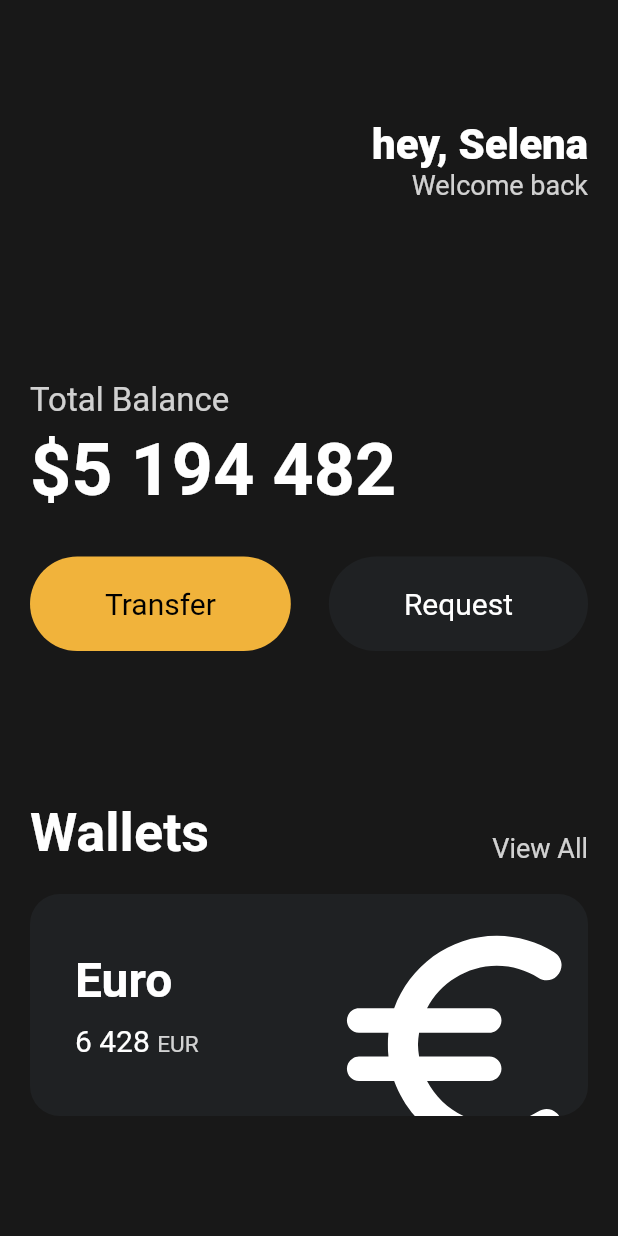
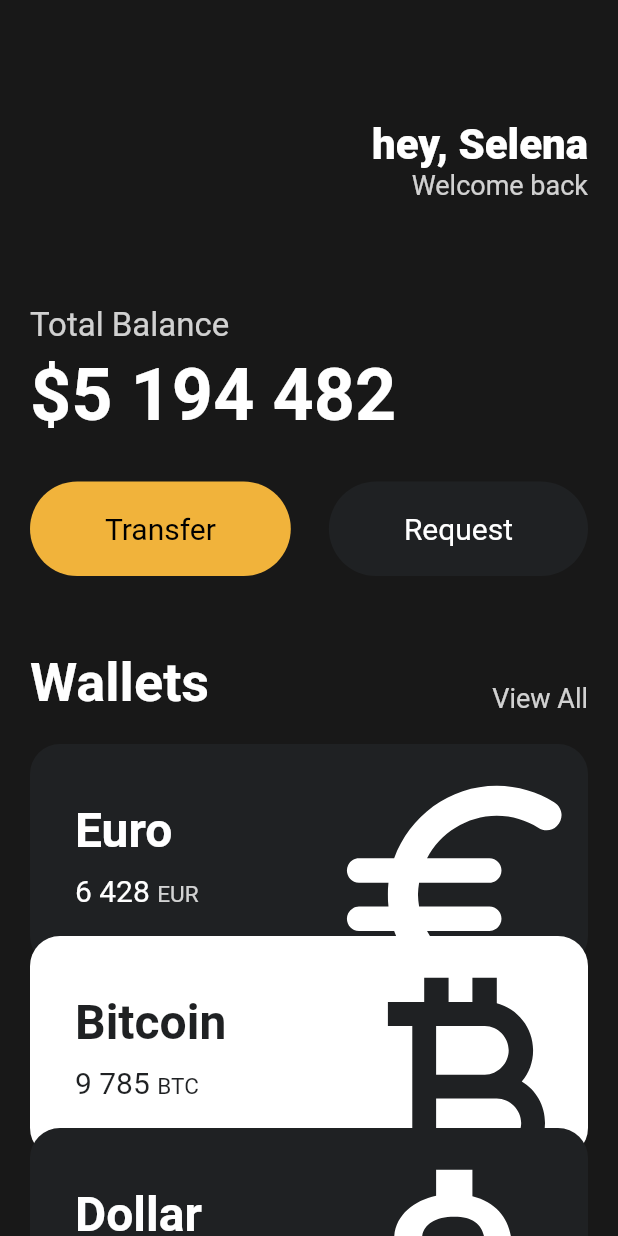
Before and after one commit to hwan20c/testflutter, a Flutter app: the screen it shows after launch, on a phone screen of 412 x 824 dp. Run offline on Flutter 3.47's test engine with Material 2 defaults, Android fonts, the phone set to English and light mode, and no system bars.

Commit message:
create for currency_card widget: ;

```diff
--- a/lib/main.dart
+++ b/lib/main.dart
@@ -1,5 +1,6 @@
 import 'package:flutter/material.dart';
 import 'package:toonflix/widgets/button.dart';
+import 'package:toonflix/widgets/currency_card.dart';
 
 void main() {
   runApp(const App());
@@ -13,7 +14,8 @@ class App extends StatelessWidget {
     return MaterialApp(
       home: Scaffold(
         backgroundColor: const Color(0xFF181818),
-        body: Padding(
+        body: SingleChildScrollView(
+          child: Padding(
             padding: const EdgeInsets.symmetric(
               horizontal: 20,
             ),
@@ -49,7 +51,7 @@ class App extends StatelessWidget {
                   ],
                 ),
                 const SizedBox(
-                height: 120,
+                  height: 70,
                 ),
                 Text(
                   'Total Balance',
@@ -88,7 +90,7 @@ class App extends StatelessWidget {
                   ],
                 ),
                 const SizedBox(
-                height: 100,
+                  height: 50,
                 ),
                 Row(
                   crossAxisAlignment: CrossAxisAlignment.end,
@@ -114,71 +116,32 @@ class App extends StatelessWidget {
                 const SizedBox(
                   height: 20,
                 ),
-              Container(
-                clipBehavior: Clip.hardEdge,
-                decoration: BoxDecoration(
-                  color: const Color(0xFF1F2123),
-                  borderRadius: BorderRadius.circular(20),
+                const CurrencyCard(
+                  name: 'Euro',
+                  code: 'EUR',
+                  amount: '6 428',
+                  icon: Icons.euro_rounded,
+                  isInverted: false,
+                  offsetY: 0,
                 ),
-                child: Padding(
-                  padding: const EdgeInsets.all(30),
-                  child: Row(
-                    mainAxisAlignment: MainAxisAlignment.spaceBetween,
-                    children: [
-                      Column(
-                        crossAxisAlignment: CrossAxisAlignment.start,
-                        children: [
-                          const Text(
-                            'Euro',
-                            style: TextStyle(
-                              color: Colors.white,
-                              fontSize: 32,
-                              fontWeight: FontWeight.w600,
+                const CurrencyCard(
+                  name: 'Bitcoin',
+                  code: 'BTC',
+                  amount: '9 785',
+                  icon: Icons.currency_bitcoin,
+                  isInverted: true,
+                  offsetY: -20,
                 ),
-                          ),
-                          const SizedBox(
-                            height: 10,
-                          ),
-                          Row(
-                            crossAxisAlignment: CrossAxisAlignment.end,
-                            children: [
-                              const Text(
-                                '6 428',
-                                style: TextStyle(
-                                  color: Colors.white,
-                                  fontSize: 20,
-                                ),
-                              ),
-                              const SizedBox(
-                                width: 5,
-                              ),
-                              Text(
-                                'EUR',
-                                style: TextStyle(
-                                  color: Colors.white.withOpacity(0.8),
-                                  fontSize: 15,
-                                ),
+                const CurrencyCard(
+                  name: 'Dollar',
+                  code: 'USD',
+                  amount: '428',
+                  icon: Icons.attach_money_outlined,
+                  isInverted: false,
+                  offsetY: -40,
                 ),
               ],
             ),
-                        ],
-                      ),
-                      Transform.scale(
-                        scale: 2.2,
-                        child: Transform.translate(
-                          offset: const Offset(-5, 12),
-                          child: const Icon(
-                            Icons.euro_rounded,
-                            color: Colors.white,
-                            size: 88,
-                          ),
-                        ),
-                      ),
-                    ],
-                  ),
-                ),
-              ),
-            ],
           ),
         ),
       ),
--- /dev/null
+++ b/lib/widgets/currency_card.dart
@@ -0,0 +1,93 @@
+import 'package:flutter/material.dart';
+
+class CurrencyCard extends StatelessWidget {
+  final String name, code, amount;
+  final IconData icon;
+  final bool isInverted;
+  final double offsetY;
+
+  final _blackColor = const Color(0xFF1F2123);
+
+  const CurrencyCard({
+    super.key,
+    required this.name,
+    required this.code,
+    required this.amount,
+    required this.icon,
+    required this.isInverted,
+    required this.offsetY,
+  });
+
+  @override
+  Widget build(BuildContext context) {
+    return Transform.translate(
+      offset: Offset(0, offsetY),
+      child: Container(
+        clipBehavior: Clip.hardEdge,
+        decoration: BoxDecoration(
+          color: isInverted ? Colors.white : _blackColor,
+          borderRadius: BorderRadius.circular(20),
+        ),
+        child: Padding(
+          padding: const EdgeInsets.all(30),
+          child: Row(
+            mainAxisAlignment: MainAxisAlignment.spaceBetween,
+            children: [
+              Column(
+                crossAxisAlignment: CrossAxisAlignment.start,
+                children: [
+                  Text(
+                    name,
+                    style: TextStyle(
+                      color: isInverted ? _blackColor : Colors.white,
+                      fontSize: 32,
+                      fontWeight: FontWeight.w600,
+                    ),
+                  ),
+                  const SizedBox(
+                    height: 10,
+                  ),
+                  Row(
+                    crossAxisAlignment: CrossAxisAlignment.end,
+                    children: [
+                      Text(
+                        amount,
+                        style: TextStyle(
+                          color: isInverted ? _blackColor : Colors.white,
+                          fontSize: 20,
+                        ),
+                      ),
+                      const SizedBox(
+                        width: 5,
+                      ),
+                      Text(
+                        code,
+                        style: TextStyle(
+                          color: isInverted
+                              ? _blackColor
+                              : Colors.white.withOpacity(0.8),
+                          fontSize: 15,
+                        ),
+                      ),
+                    ],
+                  ),
+                ],
+              ),
+              Transform.scale(
+                scale: 2.2,
+                child: Transform.translate(
+                  offset: const Offset(-5, 12),
+                  child: Icon(
+                    icon,
+                    color: isInverted ? _blackColor : Colors.white,
+                    size: 88,
+                  ),
+                ),
+              ),
+            ],
+          ),
+        ),
+      ),
+    );
+  }
+}
```
Lines whose indentation alone changed are shown as unchanged.
